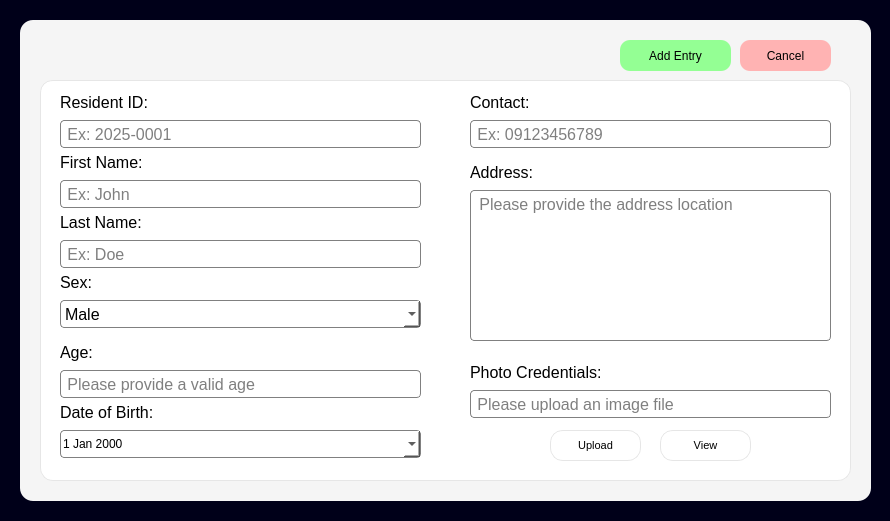
Before: the Qt Designer form uifiles/addresidentui.ui in mustafamclngn/CCC151-ComplaSys, drawn with Qt 5.
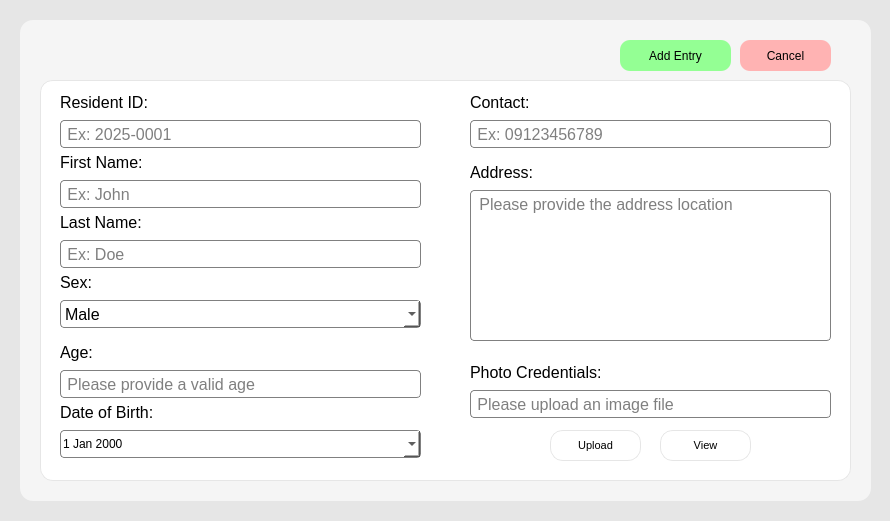
After: the same form once the commit is applied. Icons and pictures are not drawn.

Commit message: changed background color to white

What changed in the file:
```diff
--- a/uifiles/addresidentui.ui
+++ b/uifiles/addresidentui.ui
@@ -14,7 +14,7 @@
    <string>Add New Resident</string>
   </property>
   <property name="styleSheet">
-   <string notr="true">background-color: rgb(0, 0, 25);</string>
+   <string notr="true">background-color: rgb(230, 230, 230);</string>
   </property>
   <widget class="QFrame" name="frame">
    <property name="geometry">
```
The commit also changes 5 other files.
